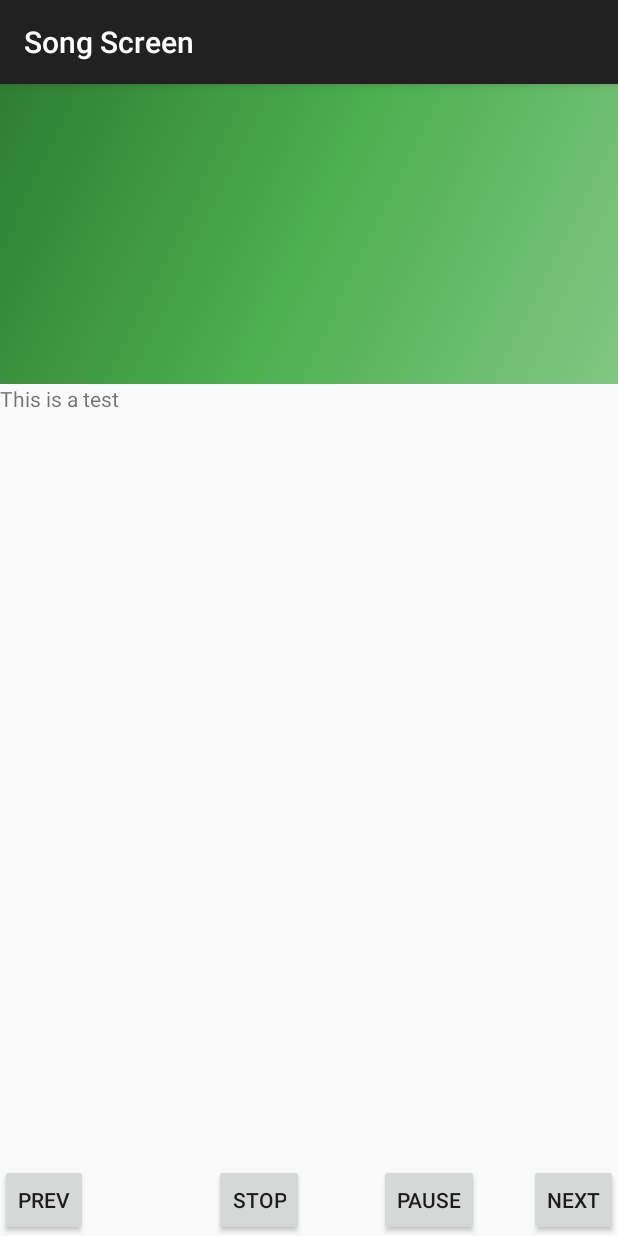
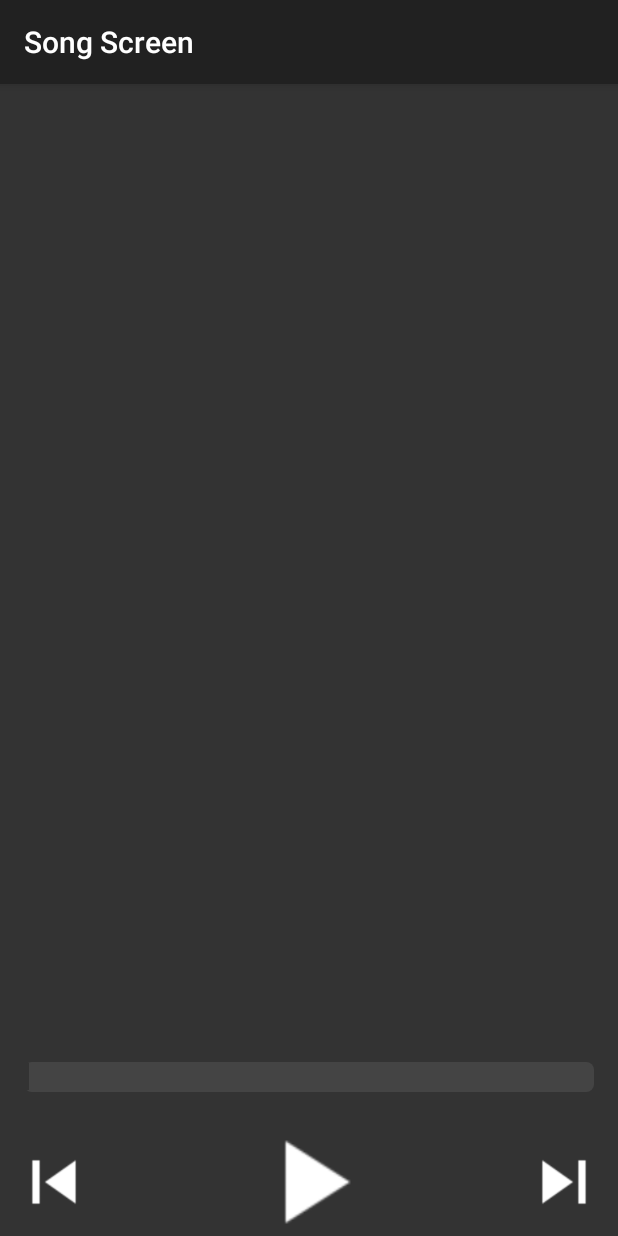
Before and after one commit to zeokav/MAD, an Android app: the SongActivity screen opened directly, with no data from a screen before it, on a phone screen of 412 x 824 dp. Run offline under Robolectric (Android 15) with nearby library versions, the phone set to English and light mode, and no system bars; 1 statement that could not run was skipped.

Commit message:
Quite a few changes

```diff
--- a/app/src/main/java/com/example/saket/musicplayer/MusicService.java
+++ b/app/src/main/java/com/example/saket/musicplayer/MusicService.java
@@ -5,6 +5,7 @@ import android.app.PendingIntent;
 import android.app.Service;
 import android.content.ContentUris;
 import android.content.Intent;
+import android.content.SharedPreferences;
 import android.media.AudioManager;
 import android.net.Uri;
 import android.os.Binder;
@@ -19,6 +20,7 @@ import android.widget.Toast;
 import com.example.saket.musicplayer.utils.Song;
 
 import java.util.ArrayList;
+import java.util.Random;
 
 /**
  * Created by saket on 10/20/2016.
@@ -32,6 +34,7 @@ public class MusicService extends Service implements MediaPlayer.OnPreparedListe
     private final IBinder mBind = new MusicBinder();
     private boolean isPaused = false;
     private boolean isSetup = false;
+    public static final String pref_tag = "PLAYERPREFS";
 
     public void onCreate() {
         super.onCreate();
@@ -111,7 +114,15 @@ public class MusicService extends Service implements MediaPlayer.OnPreparedListe
     }
 
     public void nextSong() {
-        currPosn = (currPosn + 1)%playList.size();
+        SharedPreferences pref = getSharedPreferences(pref_tag, 0);
+        boolean is_shuffle = pref.getBoolean("shuffle", false);
+        if(is_shuffle) {
+            Random r = new Random();
+            currPosn = r.nextInt(playList.size());
+        }
+        else {
+            currPosn = (currPosn + 1)%playList.size();
+        }
         startAt(currPosn);
     }
 
--- a/app/src/main/java/com/example/saket/musicplayer/SettingsActivity.java
+++ b/app/src/main/java/com/example/saket/musicplayer/SettingsActivity.java
@@ -1,15 +1,28 @@
 package com.example.saket.musicplayer;
 
+import android.content.SharedPreferences;
 import android.os.Bundle;
 import android.support.annotation.Nullable;
 import android.support.v7.app.AppCompatActivity;
+import android.view.View;
+import android.widget.Switch;
 
 public class SettingsActivity extends AppCompatActivity {
+
+    Switch shuffleSwitch;
 
     @Override
     protected void onCreate(@Nullable Bundle savedInstanceState) {
         super.onCreate(savedInstanceState);
         setContentView(R.layout.settings);
+        shuffleSwitch = (Switch)findViewById(R.id.shuffle);
+        shuffleSwitch.setChecked(true);
+        shuffleSwitch.setOnClickListener(new View.OnClickListener() {
+            @Override
+            public void onClick(View view) {
+                shuffleSwitch.setChecked(false);
+            }
+        });
     }
 
 }
--- /dev/null
+++ b/app/src/main/res/drawable/progressbar.xml
@@ -0,0 +1,29 @@
+<?xml version="1.0" encoding="utf-8"?>
+<layer-list xmlns:android="http://schemas.android.com/apk/res/android">
+    <item android:id="@android:id/background">
+        <shape>
+            <corners android:radius="5dip" />
+            <gradient
+                android:startColor="@color/Gray"
+                android:centerColor="@color/Gray"
+                android:endColor="@color/Gray"
+                />
+        </shape>
+    </item>
+
+
+    <item
+        android:id="@android:id/progress"
+        >
+        <clip>
+            <shape>
+                <corners
+                    android:radius="5dip" />
+                <gradient
+                    android:startColor="@color/colorAccent"
+                    android:endColor="@color/colorAccent" />
+            </shape>
+        </clip>
+    </item>
+
+</layer-list>
--- a/app/src/main/res/layout/settings.xml
+++ b/app/src/main/res/layout/settings.xml
@@ -24,10 +24,10 @@
         android:textAppearance="?android:attr/textAppearanceMedium"
         android:text="Settings"
         android:id="@+id/textView"
-        android:layout_alignParentTop="true"
         android:layout_centerHorizontal="true"
         android:textStyle="italic"
         android:layout_alignParentEnd="false"
-        android:textIsSelectable="false" />
+        android:textIsSelectable="false"
+        android:layout_alignParentTop="true" />
 
 </RelativeLayout>
--- a/app/src/main/res/layout/song.xml
+++ b/app/src/main/res/layout/song.xml
@@ -3,13 +3,13 @@
     android:layout_width="match_parent"
     android:layout_height="wrap_content"
     android:orientation="vertical"
-    android:padding="5dp">
+    android:padding="8dp">
 
     <TextView
         android:id="@+id/songTitle"
         android:layout_width="match_parent"
         android:layout_height="wrap_content"
-        android:textSize="20sp"
+        android:textSize="16sp"
         android:textStyle="bold"
         android:textColor="#000"/>
 
@@ -17,7 +17,7 @@
         android:id="@+id/songArtist"
         android:layout_width="match_parent"
         android:layout_height="wrap_content"
-        android:textSize="15sp"
+        android:textSize="12sp"
         android:textColor="#444"/>
 
 </LinearLayout>
--- a/app/src/main/res/layout/song_playing.xml
+++ b/app/src/main/res/layout/song_playing.xml
@@ -1,62 +1,58 @@
 <?xml version="1.0" encoding="utf-8"?>
 <RelativeLayout xmlns:android="http://schemas.android.com/apk/res/android"
     android:layout_width="match_parent"
-    android:layout_height="match_parent">
-
-    <ImageView
-        android:layout_width="match_parent"
-        android:layout_height="200dp"
-        android:id="@+id/album_art"
-        android:background="@drawable/side_nav_bar"/>
-
-    <TextView
-        android:layout_width="match_parent"
-        android:layout_height="wrap_content"
-        android:text="This is a test"
-        android:layout_below="@id/album_art"
-        />
+    android:layout_height="match_parent"
+    android:background="@color/colorPrimary">
 
     <Button
         style="?android:attr/buttonStyleSmall"
         android:layout_width="wrap_content"
         android:layout_height="wrap_content"
-        android:text="Prev"
+        android:background="@drawable/ic_skip_previous_white_36dp"
         android:id="@+id/button"
+        android:onClick="prev"
+        android:scaleX="0.8"
+        android:scaleY="0.8"
         android:layout_alignParentBottom="true"
-        android:layout_alignParentStart="true"
-        android:onClick="prev"/>
+        android:layout_alignParentStart="true" />
 
     <Button
         style="?android:attr/buttonStyleSmall"
         android:layout_width="wrap_content"
         android:layout_height="wrap_content"
-        android:text="Stop"
-        android:id="@+id/button2"
-        android:layout_alignParentBottom="true"
-        android:layout_toStartOf="@+id/button3"
-        android:layout_marginEnd="50dp"
-        android:onClick="stop"/>
+        android:background="@drawable/ic_play_arrow_white_36dp"
+        android:id="@+id/button3"
+        android:onClick="pause"
+        android:scaleX="1.3"
+        android:scaleY="1.3"
+        android:layout_below="@+id/seekBar"
+        android:layout_centerHorizontal="true" />
 
     <Button
         style="?android:attr/buttonStyleSmall"
         android:layout_width="wrap_content"
         android:layout_height="wrap_content"
-        android:text="Pause"
-        android:id="@+id/button3"
+        android:background="@drawable/ic_skip_next_white_36dp"
+        android:id="@+id/button4"
+        android:onClick="next"
         android:layout_alignParentBottom="true"
-        android:layout_toStartOf="@+id/button4"
-        android:layout_marginEnd="33dp"
-        android:onClick="pause"/>
+        android:layout_alignParentEnd="true"
+        android:scaleX="0.8"
+        android:scaleY="0.8"/>
 
-    <Button
-        style="?android:attr/buttonStyleSmall"
+    <SeekBar
         android:layout_width="wrap_content"
         android:layout_height="wrap_content"
-        android:text="Next"
-        android:id="@+id/button4"
-        android:layout_alignParentBottom="true"
-        android:layout_alignParentEnd="true"
-        android:onClick="next"/>
+        android:id="@+id/seekBar"
+        android:layout_above="@+id/button"
+        android:layout_alignParentStart="true"
+        android:layout_marginBottom="24dp"
+        android:layout_alignEnd="@+id/button4"
+        style="@android:style/Widget.ProgressBar.Horizontal"
+        android:progressDrawable="@drawable/progressbar"
+        android:thumbTint="@android:color/transparent"
+        android:progress="0"
+        />
 
 
 </RelativeLayout>
--- a/app/src/main/res/values/colors.xml
+++ b/app/src/main/res/values/colors.xml
@@ -3,4 +3,5 @@
     <color name="colorPrimary">#333</color>
     <color name="colorPrimaryDark">#222</color>
     <color name="colorAccent">#FF0000</color>
+    <color name="Gray">#444</color>
 </resources>
```
Also changed, not shown: app/src/main/res/drawable/ic_pause_white_36dp.png (added), app/src/main/res/drawable/ic_play_arrow_white_36dp.png (added), app/src/main/res/drawable/ic_skip_next_white_36dp.png (added), app/src/main/res/drawable/ic_skip_previous_white_36dp.png (added), app/src/main/res/drawable/ic_stop_white_36dp.png (added).
